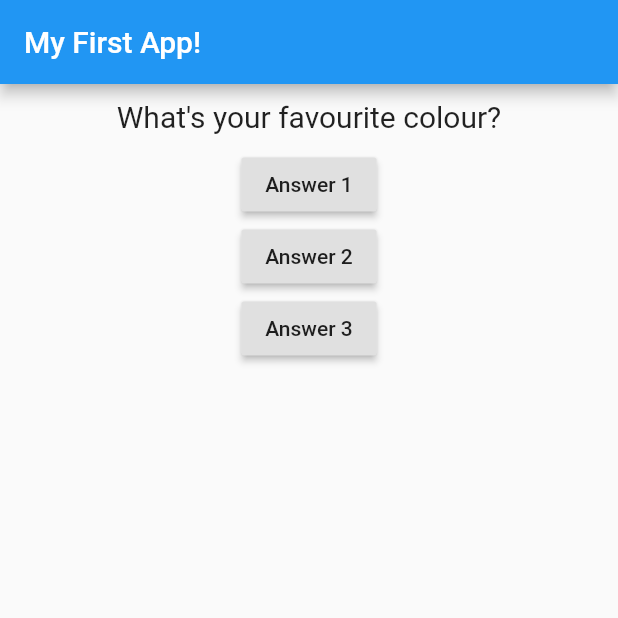
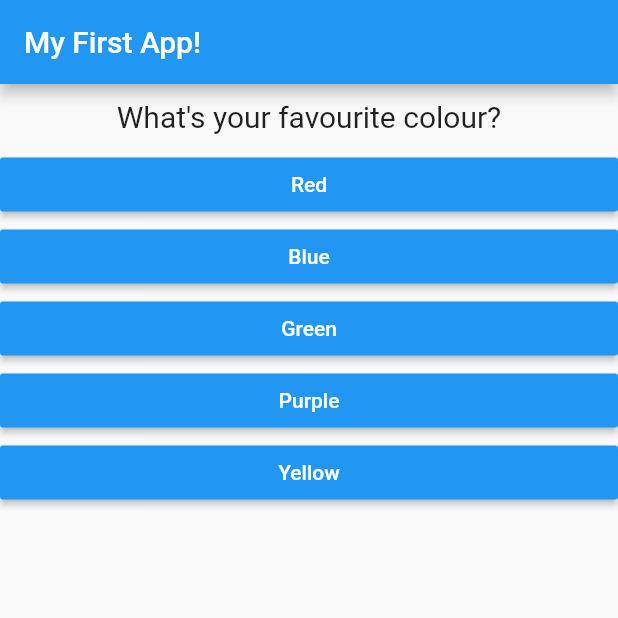
Before and after one commit to djoshua21/flutter_course, a Flutter app: the screen it shows after launch, on a phone screen of 412 x 824 dp, the top half of it. Run offline on Flutter 3.47's test engine with Material 2 defaults, Android fonts, the phone set to English and light mode, and no system bars.

Commit message:
Questions with dynamic options and temp end screen

```diff
--- /dev/null
+++ b/lib/answer.dart
@@ -0,0 +1,21 @@
+import 'package:flutter/material.dart';
+
+class Answer extends StatelessWidget {
+  final Function selectHandler;
+  final String answerText;
+
+  Answer(this.selectHandler, this.answerText);
+
+  @override
+  Widget build(BuildContext context) {
+    return Container(
+      width: double.infinity,
+      child: RaisedButton(
+        textColor: Colors.white,
+        onPressed: selectHandler,
+        color: Colors.blue,
+        child: Text(answerText),
+      ),
+    );
+  }
+}
--- a/lib/main.dart
+++ b/lib/main.dart
@@ -1,6 +1,7 @@
 import 'package:flutter/material.dart';
 
 import './question.dart';
+import './answer.dart';
 
 // void main() {
 //   runApp(MyApp());
@@ -16,45 +17,53 @@ class MyApp extends StatefulWidget {
 class _MyAppState extends State<MyApp> {
   var _questionIndex = 0;
 
+  final _questions = const [
+    {
+      'questionText': "What's your favourite colour?",
+      'answers': ['Red', 'Blue', 'Green', 'Purple', 'Yellow']
+    },
+    {
+      'questionText': "What's your favourite animal?",
+      'answers': ['Dog', 'Cat', 'Bird', 'Rabbit']
+    },
+    {
+      'questionText': "Who is your favourite Friend?",
+      'answers': ['Deen', 'Jenna', 'Jayden', 'Cameron']
+    },
+  ];
 
-  void answerQuestion() {
+  void _answerQuestion() {
+    if (_questionIndex < _questions.length) {
       setState(() {
         _questionIndex++;
       });
       print(_questionIndex);
       print('Answer Chosen');
     }
+  }
 
   @override
   Widget build(BuildContext context) {
-    var _questions = [
-      "What's your favourite colour?",
-      "What's your favourite animal?",
-    ];
     return MaterialApp(
       home: Scaffold(
         appBar: AppBar(
           title: Text('My First App!'),
         ),
-        body: Container(
+        body: _questionIndex < _questions.length
+            ? Container(
                 child: Column(
                   children: <Widget>[
-              Question(_questions[_questionIndex]),
-              RaisedButton(
-                child: Text('Answer 1'),
-                onPressed: answerQuestion,
+                    Question(_questions[_questionIndex]['questionText']),
+                    ...(_questions[_questionIndex]['answers'] as List<String>)
+                        .map((answer) {
+                      return Answer(_answerQuestion, answer);
+                    }).toList(),
+                  ],
                 ),
-              RaisedButton(
-                child: Text('Answer 2'),
-                onPressed: () => print('Answer 2 Chosen'),
-              ),
-              RaisedButton(
-                child: Text('Answer 3'),
-                onPressed: () {
-                  print('Answer 3 chosen');
-                },
-              ),
-            ],
+              )
+            : Container(
+                child: Center(
+                  child: Text('You Did It!!'),
                 ),
               ),
       ),
--- a/lib/question.dart
+++ b/lib/question.dart
@@ -1,4 +1,4 @@
-import 'package:flutter/cupertino.dart';
+// import 'package:flutter/cupertino.dart';
 import 'package:flutter/material.dart';
 
 class Question extends StatelessWidget {
```
Lines whose indentation alone changed are shown as unchanged.
